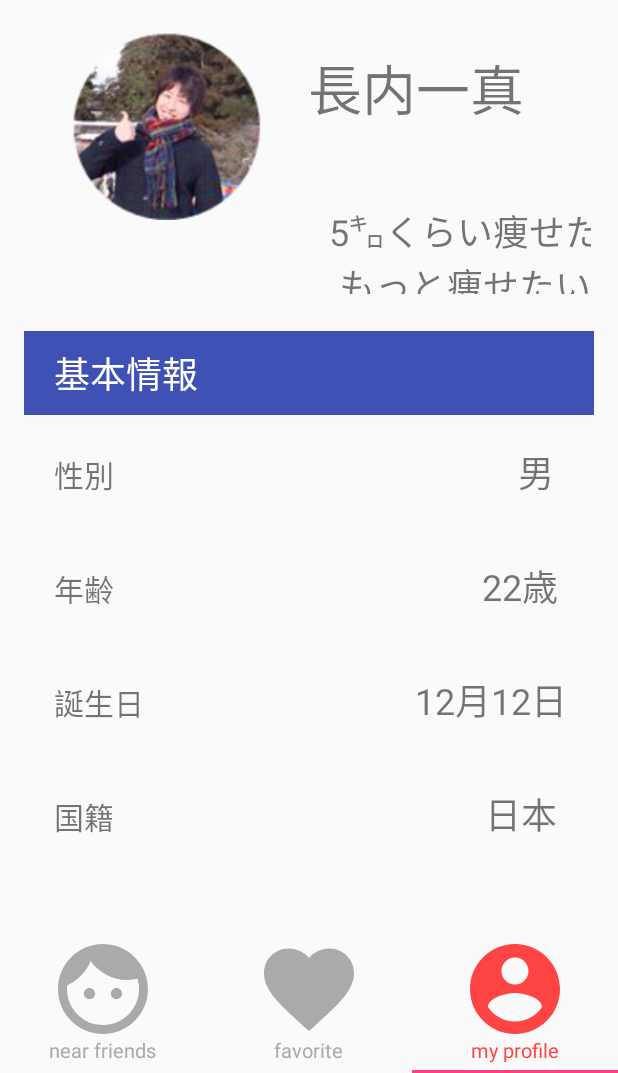
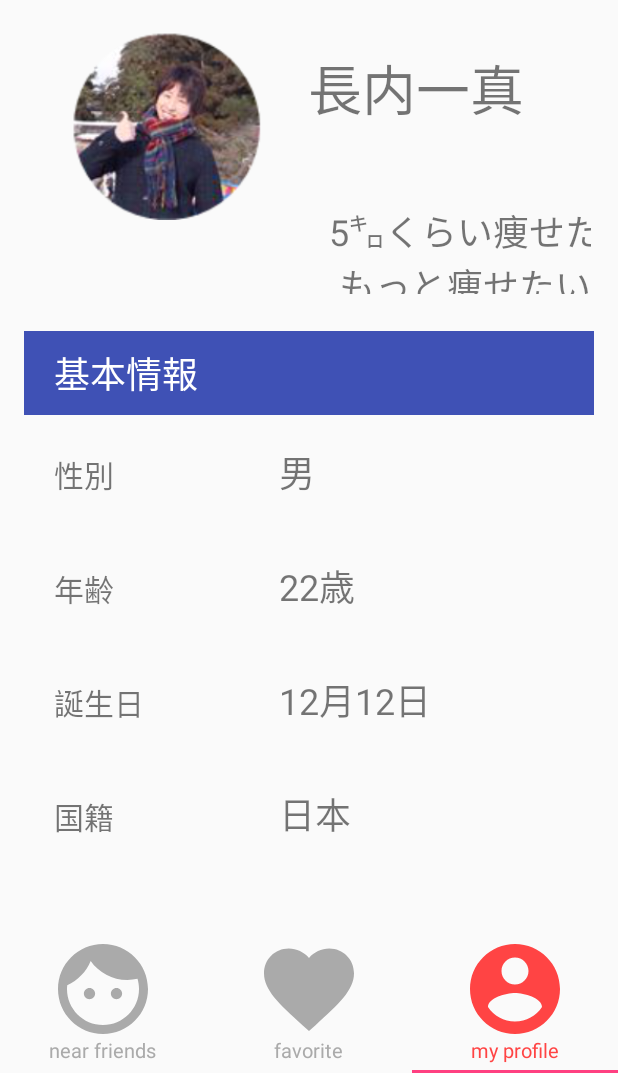
Before and after one commit to enpit2016fun/pbl_e, an Android app: the screen it shows after launch (MainActivity), item 3 of the bottom bar chosen, on a phone screen of 412 x 824 dp, the part 163-1236 px from its top. Run offline under Robolectric (Android 15) with nearby library versions, the phone set to English and light mode, and no system bars.

Commit message:
ajust padding and margin of table list

```diff
--- a/app/src/main/res/layout/fragment_profile.xml
+++ b/app/src/main/res/layout/fragment_profile.xml
@@ -133,10 +133,9 @@
 
                         <TextView
                             android:text="性別"
-                            android:layout_width="wrap_content"
+                            android:layout_width="150dp"
                             android:layout_height="wrap_content"
                             android:id="@+id/textView11"
-                            android:layout_weight="10"
                             android:textSize="20sp"/>
 
                         <TextView
@@ -144,7 +143,6 @@
                             android:layout_width="wrap_content"
                             android:layout_height="wrap_content"
                             android:id="@+id/textView14"
-                            android:layout_weight="1"
                             android:textSize="24sp"/>
                     </LinearLayout>
 
@@ -164,10 +162,9 @@
 
                         <TextView
                             android:text="年齢"
-                            android:layout_width="wrap_content"
+                            android:layout_width="150dp"
                             android:layout_height="wrap_content"
                             android:id="@+id/textView17"
-                            android:layout_weight="10"
                             android:textSize="20sp"/>
 
                         <TextView
@@ -195,10 +192,9 @@
 
                         <TextView
                             android:text="誕生日"
-                            android:layout_width="wrap_content"
+                            android:layout_width="150dp"
                             android:layout_height="wrap_content"
                             android:id="@+id/textView19"
-                            android:layout_weight="10"
                             android:textSize="20sp" />
 
                         <TextView
@@ -217,7 +213,7 @@
 
                     <LinearLayout
                         android:orientation="horizontal"
-                        android:layout_width="match_parent"
+                        android:layout_width="150dp"
                         android:layout_height="match_parent"
                         android:paddingTop="20dp"
                         android:paddingBottom="20dp"
@@ -225,10 +221,9 @@
 
                         <TextView
                             android:text="国籍"
-                            android:layout_width="wrap_content"
+                            android:layout_width="150dp"
                             android:layout_height="wrap_content"
                             android:id="@+id/textView23"
-                            android:layout_weight="10"
                             android:textSize="20sp" />
 
                         <TextView
@@ -252,10 +247,9 @@
 
                         <TextView
                             android:text="出身"
-                            android:layout_width="wrap_content"
+                            android:layout_width="170dp"
                             android:layout_height="wrap_content"
                             android:id="@+id/textView25"
-                            android:layout_weight="10"
                             android:textSize="20sp"
                             android:paddingTop="20dp"
                             android:paddingBottom="20dp"
@@ -285,10 +279,9 @@
 
                         <TextView
                             android:text="職業"
-                            android:layout_width="wrap_content"
+                            android:layout_width="150dp"
                             android:layout_height="wrap_content"
                             android:id="@+id/textView27"
-                            android:layout_weight="10"
                             android:textSize="20sp" />
 
                         <TextView
@@ -333,10 +326,9 @@
 
                         <TextView
                             android:text="音楽"
-                            android:layout_width="wrap_content"
+                            android:layout_width="150dp"
                             android:layout_height="wrap_content"
                             android:id="@+id/textView30"
-                            android:layout_weight="10"
                             android:textSize="20sp" />
 
                         <TextView
@@ -363,10 +355,9 @@
 
                         <TextView
                             android:text="スポーツ"
-                            android:layout_width="wrap_content"
+                            android:layout_width="150dp"
                             android:layout_height="wrap_content"
                             android:id="@+id/textView32"
-                            android:layout_weight="10"
                             android:textSize="20sp" />
 
                         <TextView
@@ -393,10 +384,9 @@
 
                         <TextView
                             android:text="映画"
-                            android:layout_width="wrap_content"
+                            android:layout_width="150dp"
                             android:layout_height="wrap_content"
                             android:id="@+id/textView34"
-                            android:layout_weight="10"
                             android:textSize="20sp" />
 
                         <TextView
```
